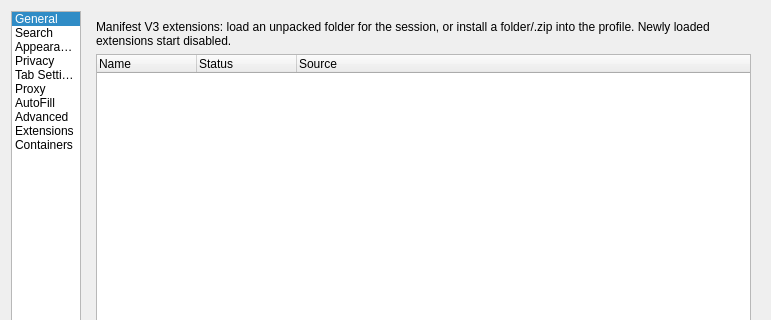
IT-Space-2026/arktos, file src/settings.ui: the form before one commit; both pictures show x 0 to 771 and y 0 to 320 of the 771 by 1205 pixel window.
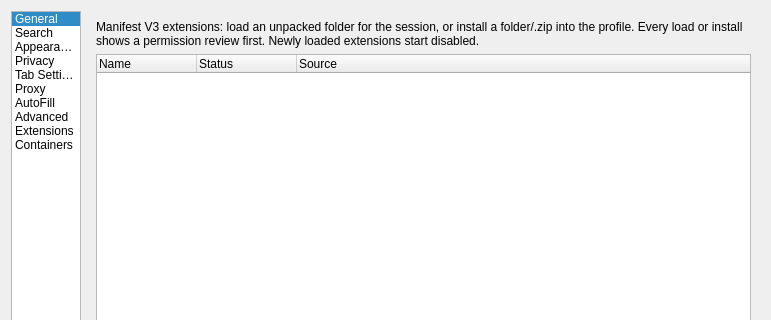
The form after the commit. The open tabs and pages were chosen to show the change.

Commit message: EXT02: extension permission-review consent gate

Patch:
```diff
--- a/src/settings.ui
+++ b/src/settings.ui
@@ -2320,7 +2320,7 @@
        <item>
         <widget class="QLabel" name="extensionsHintLabel">
          <property name="text">
-          <string>Manifest V3 extensions: load an unpacked folder for the session, or install a folder/.zip into the profile. Newly loaded extensions start disabled.</string>
+          <string>Manifest V3 extensions: load an unpacked folder for the session, or install a folder/.zip into the profile. Every load or install shows a permission review first. Newly loaded extensions start disabled.</string>
          </property>
          <property name="wordWrap">
           <bool>true</bool>
```
The commit also changes 10 other files.
